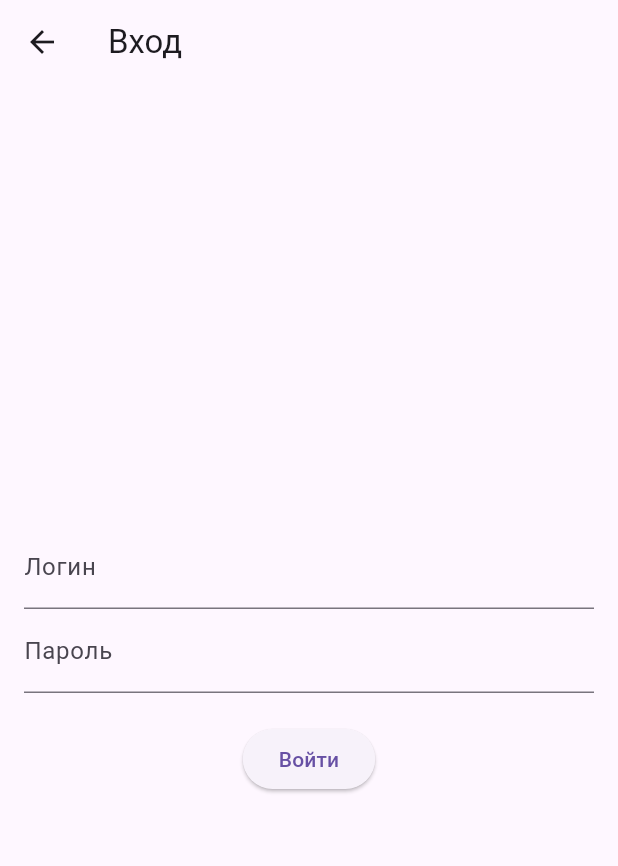
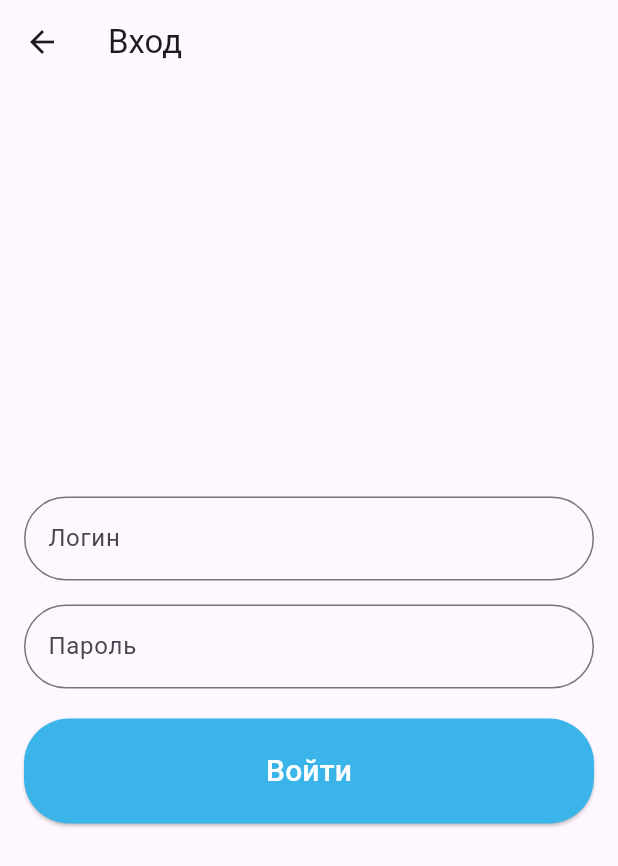
Before and after one commit to Amanturov7/jol_tartip_flutter, a Flutter app: the LoginPage screen opened directly, on a phone screen of 412 x 824 dp. Shown: the top 866 px of the screen. Run offline on Flutter 3.47's test engine with Material 3 defaults, Android fonts, the phone set to English and light mode, and no system bars; our stand-ins replace flutter_map, latlong2, shared_preferences; accounts and stored records are empty; network calls fail.

Commit message:
login sign up styles

```diff
--- a/lib/applications/applications_list.dart
+++ b/lib/applications/applications_list.dart
@@ -25,7 +25,7 @@ class _ApplicationsListState extends State<ApplicationsList> {
 
   Future<void> fetchData() async {
     try {
-      String url = 'http://192.168.88.202:8080/rest/applications/all';
+      String url = 'http://localhost:8080/rest/applications/all';
       url += '?page=$pageNumber';
 
       if (selectedFilter != null) {
@@ -61,7 +61,7 @@ class _ApplicationsListState extends State<ApplicationsList> {
   Future<void> fetchFilterOptions() async {
     try {
       final response = await http
-          .get(Uri.parse('http://192.168.88.202:8080/rest/violations/all'));
+          .get(Uri.parse('http://localhost:8080/rest/violations/all'));
       if (response.statusCode == 200) {
         setState(() {
           filterOptions = json.decode(utf8.decode(response.bodyBytes));
@@ -257,7 +257,7 @@ class _ApplicationsListState extends State<ApplicationsList> {
                           child: ClipRRect(
                             borderRadius: BorderRadius.circular(10),
                             child: Image.network(
-                              'http://192.168.88.202:8080/rest/attachments/download/applications/${application['id']}',
+                              'http://localhost:8080/rest/attachments/download/applications/${application['id']}',
                               fit: BoxFit.cover,
                               width: double.infinity,
                             ),
--- a/lib/auth/login_page.dart
+++ b/lib/auth/login_page.dart
@@ -26,7 +26,6 @@ Future<void> _login() async {
     );
 
     if (response.statusCode == 200) {
-
       Map<String, dynamic> responseData = jsonDecode(response.body);
       String accessToken = responseData['accessToken'];
       String token = responseData['token'];
@@ -41,11 +40,10 @@ Future<void> _login() async {
     }
   }
 
-
   Future<void> _saveAccessToken(String accessToken) async {
     // Используем пакет shared_preferences для сохранения токена
     final prefs = await SharedPreferences.getInstance();
-  await prefs.setString('accessToken', accessToken); // Исправлено на accessToken
+    await prefs.setString('accessToken', accessToken);
   }
 
   Future<void> _saveToken(String token) async {
@@ -67,18 +65,47 @@ Future<void> _saveToken(String token) async {
           children: <Widget>[
             TextField(
               controller: _loginController,
-              decoration: InputDecoration(labelText: 'Логин'),
+              decoration: InputDecoration(
+                labelText: 'Логин',
+                border: OutlineInputBorder(
+                  borderRadius: BorderRadius.circular(30.0), // Закругленные углы
                 ),
+              ),
+            ),
+
+            SizedBox(height: 16),
             TextField(
               controller: _passwordController,
               obscureText: true,
-              decoration: InputDecoration(labelText: 'Пароль'),
+              decoration: InputDecoration(
+                labelText: 'Пароль',
+                border: OutlineInputBorder(
+                  borderRadius: BorderRadius.circular(30.0), // Закругленные углы
                 ),
+              ),
+            ),
+
             SizedBox(height: 20),
         ElevatedButton(
   onPressed: _login,
-              child: Text('Войти'),
+  child: Container(
+    width: double.infinity,
+    padding: EdgeInsets.all(16),
+    alignment: Alignment.center,
+    child: Text(
+      'Войти',
+      style: TextStyle(fontSize: 20, color: Colors.white),
     ),
+  ),
+  style: ElevatedButton.styleFrom(
+    backgroundColor: Color(0xFF3BB5E9),
+    shape: RoundedRectangleBorder(
+      borderRadius: BorderRadius.circular(30),
+    ),
+    minimumSize: Size(double.infinity, 70), // Минимальный размер кнопки
+  ),
+),
+
           ],
         ),
       ),
--- a/lib/main.dart
+++ b/lib/main.dart
@@ -48,7 +48,6 @@
   final List<Widget> _widgetOptions = <Widget>[
     HomePage(),
     MapsPage(),
-    NotificationsPage(),
     ProfilePage(),
     ComplaintsPage(), // Добавляем новую страницу в список вкладок
   ];
@@ -69,10 +68,6 @@
           BottomNavigationBarItem(
             icon: Icon(Icons.map),
             label: 'Карты',
-          ),
-          BottomNavigationBarItem(
-            icon: Icon(Icons.notifications),
-            label: 'Уведомления',
           ),
           BottomNavigationBarItem(
             icon: Icon(Icons.person),
```
Also changed, not shown: lib/auth/signup_page.dart (+24 -3 lines), lib/reviews/reviews_list.dart (+6 -6 lines), lib/screen/home_page.dart (+12 -1 lines), lib/screen/profile_page.dart (+38 -5 lines). Lines whose indentation alone changed are shown as unchanged.
